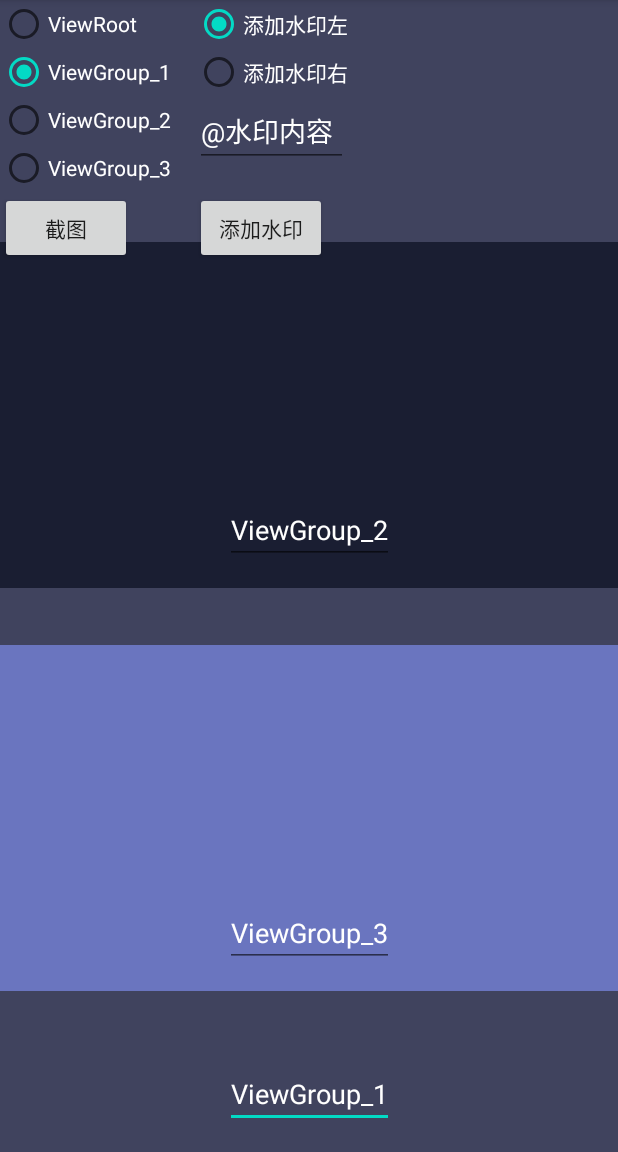
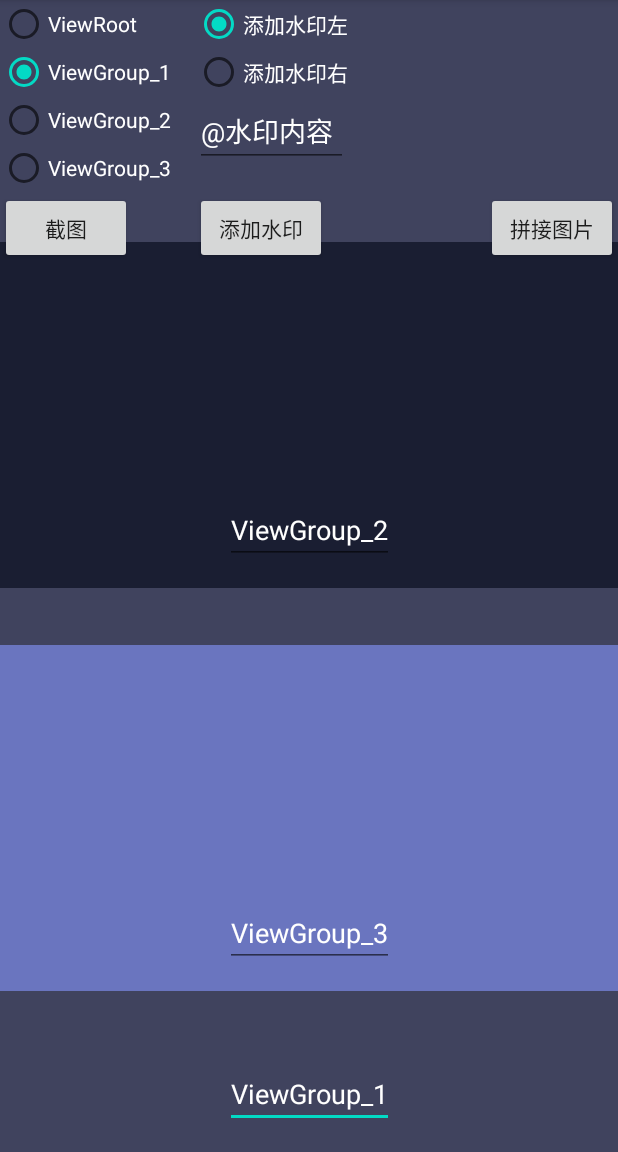
Before and after one commit to SMask/PhotoLibrary_Android, an Android app: the screen it shows after launch (MainActivity), on a phone screen of 412 x 824 dp, the part 84-1236 px from its top. Run offline under Robolectric (Android 15) with nearby library versions, the phone set to English and light mode, and no system bars; libraries missing offline, so code that uses them is left out: com.huantansheng.easyphotos.

Commit message:
增加 图片选中

```diff
--- a/app/build.gradle
+++ b/app/build.gradle
@@ -29,4 +29,9 @@ dependencies {
     implementation project(':Photo')
     implementation "androidx.appcompat:appcompat:$var.AppCompatVersion"
     implementation "androidx.constraintlayout:constraintlayout:$var.ConstraintLayoutVersion"
+    implementation "com.github.HuanTanSheng:EasyPhotos:$var.EasyPhotoVersion"
+    implementation("com.github.bumptech.glide:glide:$var.GlideVersion") {
+        exclude group: "com.android.support"
+    }
+    annotationProcessor "com.github.bumptech.glide:compiler:$var.GlideVersion"
 }
--- a/app/src/main/java/com/mask/photolibrary/MainActivity.java
+++ b/app/src/main/java/com/mask/photolibrary/MainActivity.java
@@ -11,10 +11,14 @@ import android.widget.Toast;
 
 import androidx.appcompat.app.AppCompatActivity;
 
+import com.huantansheng.easyphotos.EasyPhotos;
+import com.huantansheng.easyphotos.callback.SelectCallback;
+import com.huantansheng.easyphotos.models.album.entity.Photo;
 import com.mask.photo.interfaces.SaveBitmapCallback;
 import com.mask.photo.utils.BitmapUtils;
 
 import java.io.File;
+import java.util.ArrayList;
 
 public class MainActivity extends AppCompatActivity {
 
@@ -27,6 +31,7 @@ public class MainActivity extends AppCompatActivity {
     private RadioGroup rg_watermark;
     private EditText edt_watermark;
     private Button btn_watermark;
+    private Button btn_puzzle;
 
     @Override
     protected void onCreate(Bundle savedInstanceState) {
@@ -47,6 +52,7 @@ public class MainActivity extends AppCompatActivity {
         rg_watermark = findViewById(R.id.rg_watermark);
         edt_watermark = findViewById(R.id.edt_watermark);
         btn_watermark = findViewById(R.id.btn_watermark);
+        btn_puzzle = findViewById(R.id.btn_puzzle);
     }
 
     private void initData() {
@@ -64,6 +70,12 @@ public class MainActivity extends AppCompatActivity {
             @Override
             public void onClick(View v) {
                 doWatermark();
+            }
+        });
+        btn_puzzle.setOnClickListener(new View.OnClickListener() {
+            @Override
+            public void onClick(View v) {
+                doPuzzle();
             }
         });
     }
@@ -91,6 +103,21 @@ public class MainActivity extends AppCompatActivity {
         String filePrefix = getPrefix() + "_水印";
 
         saveBitmapToFile(bitmap, filePrefix);
+    }
+
+    /**
+     * 拼接图片
+     */
+    private void doPuzzle() {
+        EasyPhotos.createAlbum(this, true, GlideEngine.getInstance())
+                .setFileProviderAuthority(getPackageName() + ".FileProvider")
+                .setCount(22)
+                .start(new SelectCallback() {
+                    @Override
+                    public void onResult(ArrayList<Photo> photos, boolean isOriginal) {
+
+                    }
+                });
     }
 
     /**
--- a/app/src/main/res/layout/activity_main.xml
+++ b/app/src/main/res/layout/activity_main.xml
@@ -198,4 +198,12 @@
         app:layout_constraintStart_toStartOf="@+id/rg_watermark"
         app:layout_constraintTop_toBottomOf="@+id/barrier" />
 
+    <Button
+        android:id="@+id/btn_puzzle"
+        android:layout_width="wrap_content"
+        android:layout_height="wrap_content"
+        android:text="@string/title_puzzle"
+        app:layout_constraintEnd_toEndOf="parent"
+        app:layout_constraintTop_toBottomOf="@+id/barrier" />
+
 </androidx.constraintlayout.widget.ConstraintLayout>
--- a/app/src/main/res/values/strings.xml
+++ b/app/src/main/res/values/strings.xml
@@ -16,4 +16,6 @@
     <string name="title_watermark_add">添加水印</string>
     <string name="content_watermark_add">\@水印内容</string>
 
+    <string name="title_puzzle">拼接图片</string>
+
 </resources>
--- a/build.gradle
+++ b/build.gradle
@@ -17,7 +17,8 @@ buildscript {
                 ConstraintLayoutVersion: "1.1.3",// 版本库地址：https://dl.google.com/dl/android/maven2/androidx/constraintlayout/group-index.xml https://dl.google.com/dl/android/maven2/com/android/support/constraint/group-index.xml
 
                 // Dependencies Others
-                GsonVersion            : "2.8.6",
+                EasyPhotoVersion       : "3.0.4",
+                GlideVersion           : "4.9.0",
         ]
     }
 
@@ -40,7 +41,7 @@ allprojects {
     repositories {
         google()
         jcenter()
-
+        maven { url "https://jitpack.io" }
     }
 }
 
```
Also changed, not shown: app/src/main/AndroidManifest.xml (+18 -1 lines), app/src/main/java/com/mask/photolibrary/GlideEngine.java (added, +52 -0 lines), app/src/main/res/xml/file_provider_paths.xml (added, +31 -0 lines), 1 other file.
